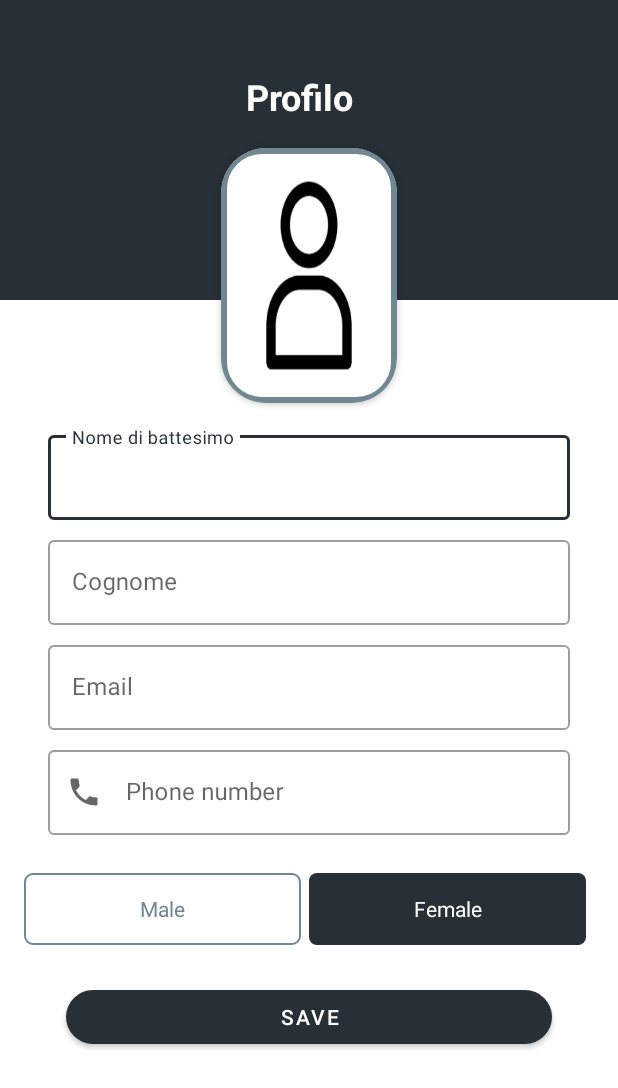
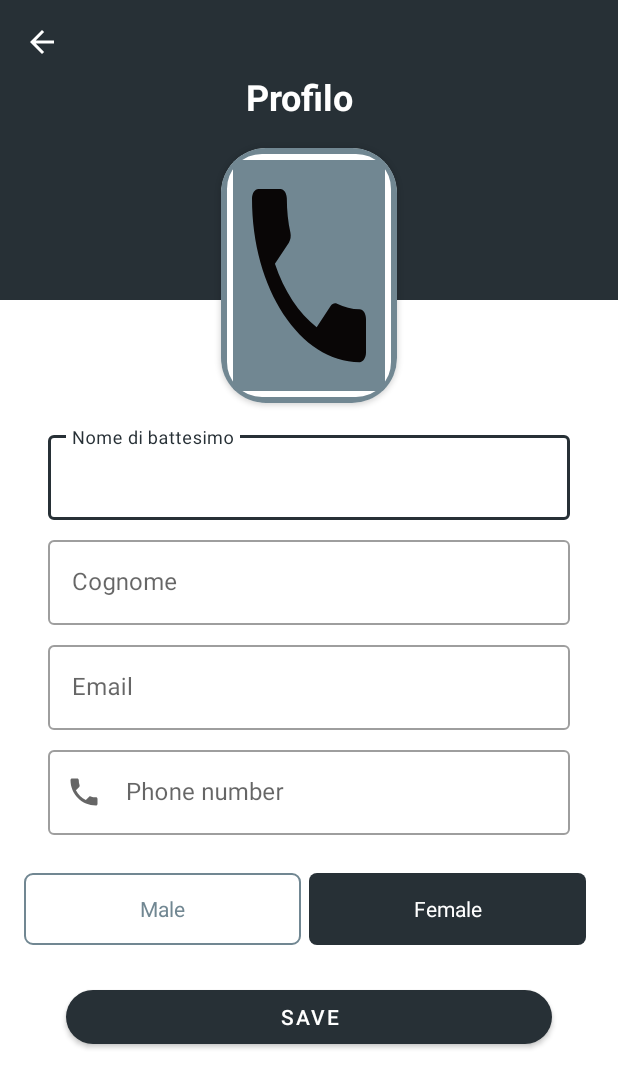
Before and after one commit to Enrique213-VP/Firebase_Store, an Android app: the layout activity_user_profile.xml on its own in the app's theme, with its tools: preview values and no code run, on a phone screen of 412 x 824 dp. Shown: the top 1088 px of the screen. Run offline under Robolectric (Android 15) with nearby library versions, the phone set to English and light mode, and no system bars; Roboto replaces fonts that are not available here.

Commit message:
Update Setting, User Profile and storage in firebase

```diff
--- a/app/src/main/java/com/firebaseauth/core/Constants.kt
+++ b/app/src/main/java/com/firebaseauth/core/Constants.kt
@@ -18,6 +18,8 @@ object Constants {
 
     const val Male = "male"
     const val Female = "female"
+    const val FirstName = "firstname"
+    const val LastName = "lastname"
 
     const val Mobile = "mobile"
     const val Gender = "gender"
--- a/app/src/main/res/layout/activity_user_profile.xml
+++ b/app/src/main/res/layout/activity_user_profile.xml
@@ -19,6 +19,16 @@
             app:layout_constraintEnd_toEndOf="parent"
             app:layout_constraintStart_toStartOf="parent"
             app:layout_constraintTop_toTopOf="parent" />
+
+        <ImageView
+            android:id="@+id/arrowWhite"
+            android:layout_width="wrap_content"
+            android:layout_height="wrap_content"
+            android:layout_marginStart="16dp"
+            android:layout_marginTop="16dp"
+            app:layout_constraintStart_toStartOf="parent"
+            app:layout_constraintTop_toTopOf="parent"
+            app:srcCompat="@drawable/ic_arrow_back" />
 
         <TextView
             android:id="@+id/topText"
@@ -52,7 +62,8 @@
                 android:layout_margin="8dp"
                 android:background="@color/colorPrimaryLight"
                 android:scaleType="fitXY"
-                android:src="@drawable/ic_user_background" />
+                android:src="@drawable/ic_user_background"
+                tools:src="@drawable/ic_phone"/>
 
             <View
                 android:layout_width="117dp"
```
Also changed, not shown: app/src/main/java/com/firebaseauth/ui/activities/SettingsActivity.kt (+26 -2 lines), app/src/main/java/com/firebaseauth/ui/activities/UserProfileActivity.kt (+39 -15 lines).
